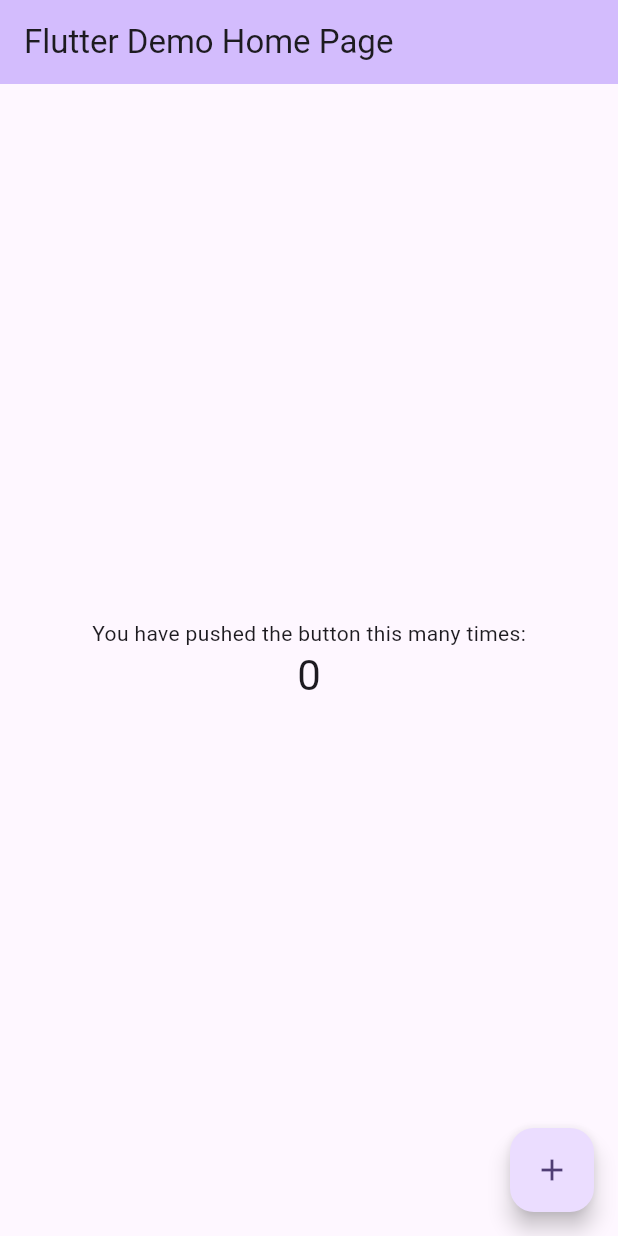
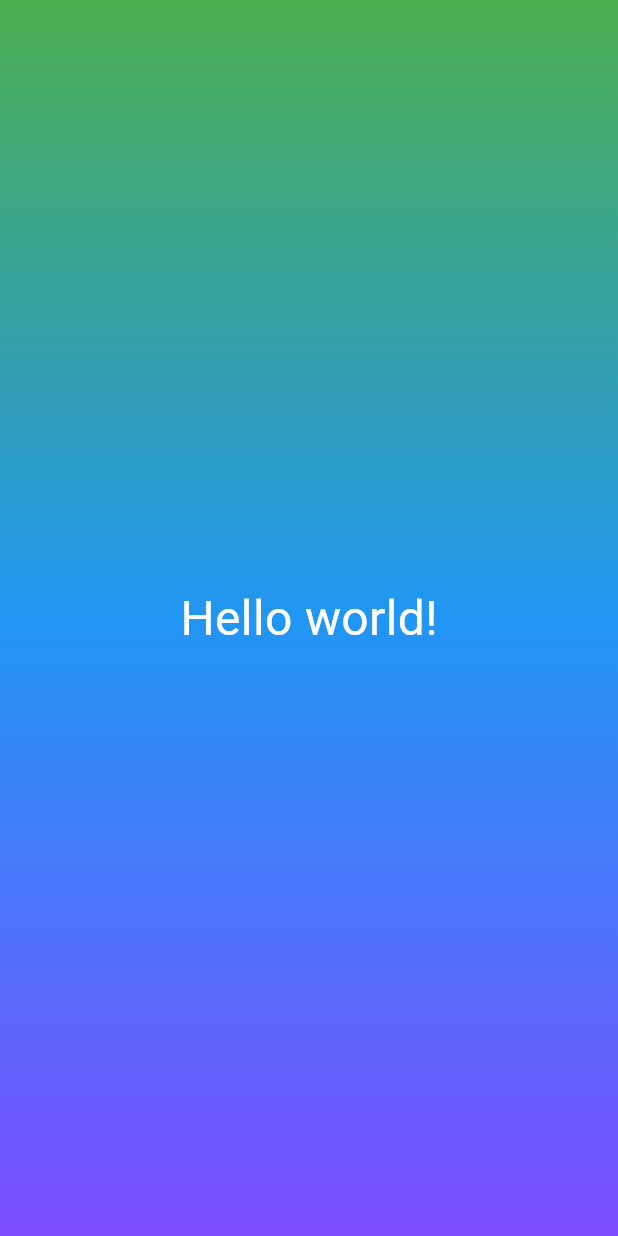
Before and after one commit to Sofia1-min/Flutter_Lab4, a Flutter app: the screen it shows after launch, on a phone screen of 412 x 824 dp. Run offline on Flutter 3.47's test engine with Material 3 defaults, Android fonts, the phone set to English and light mode, and no system bars.

Commit message:
Create basic UI with gradient background and styled text

```diff
--- a/lib/main.dart
+++ b/lib/main.dart
@@ -1,122 +1,30 @@
 import 'package:flutter/material.dart';
 
 void main() {
-  runApp(const MyApp());
+  runApp(
+    MaterialApp(debugShowCheckedModeBanner: false,
+  home:(Scaffold(
+    body: Container(decoration: BoxDecoration(
+      gradient: LinearGradient(colors: [
+    Colors.green,
+    Colors.blue,
+    Colors.deepPurpleAccent,
+      ],
+      begin: Alignment.topCenter,
+      end: Alignment.bottomCenter,
+      ),
+    ),
+    child: Center(
+      child: Text
+      ("Hello world!",
+      style: TextStyle(
+        color: Colors.white,
+        fontSize: 32,
+      ),
+      ),
+    ),
+    ),
+  )),
+  ),
+);
 }
-
-class MyApp extends StatelessWidget {
-  const MyApp({super.key});
-
-  // This widget is the root of your application.
-  @override
-  Widget build(BuildContext context) {
-    return MaterialApp(
-      title: 'Flutter Demo',
-      theme: ThemeData(
-        // This is the theme of your application.
-        //
-        // TRY THIS: Try running your application with "flutter run". You'll see
-        // the application has a purple toolbar. Then, without quitting the app,
-        // try changing the seedColor in the colorScheme below to Colors.green
-        // and then invoke "hot reload" (save your changes or press the "hot
-        // reload" button in a Flutter-supported IDE, or press "r" if you used
-        // the command line to start the app).
-        //
-        // Notice that the counter didn't reset back to zero; the application
-        // state is not lost during the reload. To reset the state, use hot
-        // restart instead.
-        //
-        // This works for code too, not just values: Most code changes can be
-        // tested with just a hot reload.
-        colorScheme: .fromSeed(seedColor: Colors.deepPurple),
-      ),
-      home: const MyHomePage(title: 'Flutter Demo Home Page'),
-    );
-  }
-}
-
-class MyHomePage extends StatefulWidget {
-  const MyHomePage({super.key, required this.title});
-
-  // This widget is the home page of your application. It is stateful, meaning
-  // that it has a State object (defined below) that contains fields that affect
-  // how it looks.
-
-  // This class is the configuration for the state. It holds the values (in this
-  // case the title) provided by the parent (in this case the App widget) and
-  // used by the build method of the State. Fields in a Widget subclass are
-  // always marked "final".
-
-  final String title;
-
-  @override
-  State<MyHomePage> createState() => _MyHomePageState();
-}
-
-class _MyHomePageState extends State<MyHomePage> {
-  int _counter = 0;
-
-  void _incrementCounter() {
-    setState(() {
-      // This call to setState tells the Flutter framework that something has
-      // changed in this State, which causes it to rerun the build method below
-      // so that the display can reflect the updated values. If we changed
-      // _counter without calling setState(), then the build method would not be
-      // called again, and so nothing would appear to happen.
-      _counter++;
-    });
-  }
-
-  @override
-  Widget build(BuildContext context) {
-    // This method is rerun every time setState is called, for instance as done
-    // by the _incrementCounter method above.
-    //
-    // The Flutter framework has been optimized to make rerunning build methods
-    // fast, so that you can just rebuild anything that needs updating rather
-    // than having to individually change instances of widgets.
-    return Scaffold(
-      appBar: AppBar(
-        // TRY THIS: Try changing the color here to a specific color (to
-        // Colors.amber, perhaps?) and trigger a hot reload to see the AppBar
-        // change color while the other colors stay the same.
-        backgroundColor: Theme.of(context).colorScheme.inversePrimary,
-        // Here we take the value from the MyHomePage object that was created by
-        // the App.build method, and use it to set our appbar title.
-        title: Text(widget.title),
-      ),
-      body: Center(
-        // Center is a layout widget. It takes a single child and positions it
-        // in the middle of the parent.
-        child: Column(
-          // Column is also a layout widget. It takes a list of children and
-          // arranges them vertically. By default, it sizes itself to fit its
-          // children horizontally, and tries to be as tall as its parent.
-          //
-          // Column has various properties to control how it sizes itself and
-          // how it positions its children. Here we use mainAxisAlignment to
-          // center the children vertically; the main axis here is the vertical
-          // axis because Columns are vertical (the cross axis would be
-          // horizontal).
-          //
-          // TRY THIS: Invoke "debug painting" (choose the "Toggle Debug Paint"
-          // action in the IDE, or press "p" in the console), to see the
-          // wireframe for each widget.
-          mainAxisAlignment: .center,
-          children: [
-            const Text('You have pushed the button this many times:'),
-            Text(
-              '$_counter',
-              style: Theme.of(context).textTheme.headlineMedium,
-            ),
-          ],
-        ),
-      ),
-      floatingActionButton: FloatingActionButton(
-        onPressed: _incrementCounter,
-        tooltip: 'Increment',
-        child: const Icon(Icons.add),
-      ),
-    );
-  }
-}
```
Also changed, not shown: img/step1_Hortunova.png (added), img/step2_Hortunova.png (added), 1 other file.
